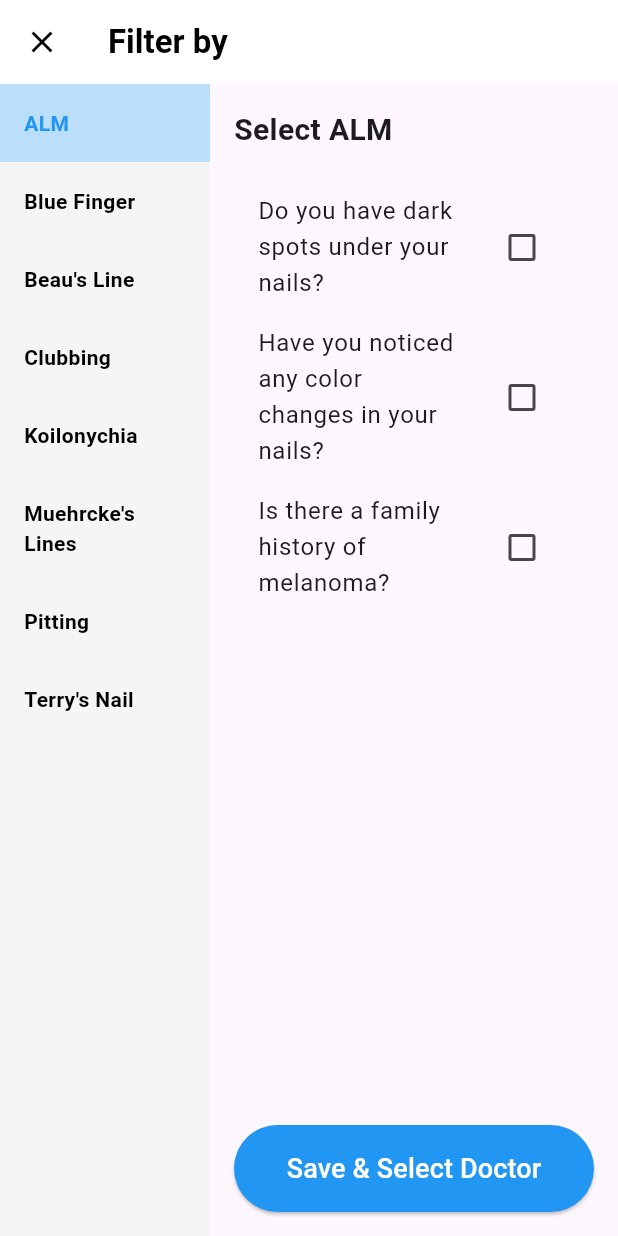
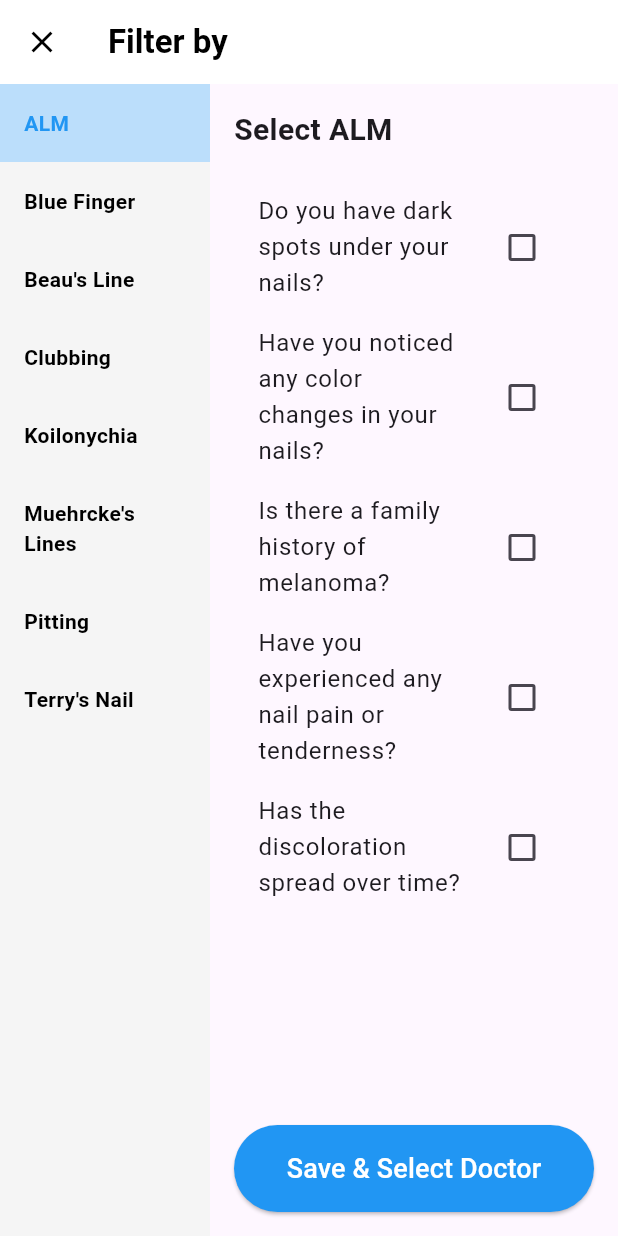
Before and after one commit to Mo277210/final_year_project, a Flutter app: the FilterPage screen opened directly, on a phone screen of 412 x 824 dp. Run offline on Flutter 3.47's test engine with Material 3 defaults, Android fonts, the phone set to English and light mode, and no system bars; our stand-ins replace file_picker, flutter_rating_bar.

Commit message:
api patient pesntaion hh

```diff
--- a/lib/homePagePatient/questionsdiseasesScreen.dart
+++ b/lib/homePagePatient/questionsdiseasesScreen.dart
@@ -179,48 +179,65 @@ class _FilterOptionsState extends State<FilterOptions> {
           checkboxTile("Do you have dark spots under your nails?"),
           checkboxTile("Have you noticed any color changes in your nails?"),
           checkboxTile("Is there a family history of melanoma?"),
+          checkboxTile("Have you experienced any nail pain or tenderness?"),
+          checkboxTile("Has the discoloration spread over time?"),
         ];
       case "Blue Finger":
         return [
           checkboxTile("Do your fingers often feel cold?"),
           checkboxTile("Do your nails turn blue when exposed to cold?"),
           checkboxTile("Do you have circulation problems?"),
+          checkboxTile("Do your fingers return to normal color after warming up?"),
+          checkboxTile("Have you been diagnosed with Raynaud's disease?"),
+
         ];
       case "Beau's Line":
         return [
           checkboxTile("Have you noticed horizontal grooves on your nails?"),
           checkboxTile("Have you experienced severe malnutrition recently?"),
           checkboxTile("Do you have any chronic illnesses like diabetes?"),
+          checkboxTile("Have you recently recovered from a severe illness?"),
+          checkboxTile("Have you been exposed to chemotherapy or toxic substances?"),
         ];
       case "Clubbing":
         return [
           checkboxTile("Do your nails appear more curved than usual?"),
           checkboxTile("Do you have breathing or heart problems?"),
           checkboxTile("Have you been diagnosed with any chronic lung disease?"),
+          checkboxTile("Do your fingertips appear swollen?"),
+          checkboxTile("Has your nail curvature increased over time?"),
         ];
       case "Koilonychia":
         return [
           checkboxTile("Are your nails thin and spoon-shaped?"),
           checkboxTile("Do you have iron deficiency or anemia?"),
           checkboxTile("Have you noticed any discoloration in your nails?"),
+          checkboxTile("Do your nails break easily?"),
+          checkboxTile("Have you had frequent exposure to chemicals or detergents?"),
         ];
       case "Muehrcke's Lines":
         return [
           checkboxTile("Do you have white horizontal lines on your nails?"),
           checkboxTile("Do you have kidney or liver disease?"),
           checkboxTile("Do you have low albumin levels in your blood?"),
+          checkboxTile("Have you experienced chronic malnutrition?"),
+          checkboxTile("Do the lines disappear when you press on the nail?"),
         ];
       case "Pitting":
         return [
           checkboxTile("Do your nails have small pits or dents?"),
           checkboxTile("Do you have psoriasis or alopecia?"),
           checkboxTile("Are there any other changes in your skin or scalp?"),
+          checkboxTile("Have you noticed any changes in nail thickness?"),
+          checkboxTile("Are your nails brittle or splitting?"),
         ];
       case "Terry's Nail":
         return [
           checkboxTile("Are your nails half white and half brown?"),
           checkboxTile("Do you have liver disease?"),
           checkboxTile("Do you have any other health issues like diabetes or kidney failure?"),
+          checkboxTile("Have you noticed any changes in nail texture?"),
+          checkboxTile("Do you have a history of heart failure or malnutrition?"),
         ];
       default:
         return [const Text("No options available")];
```
